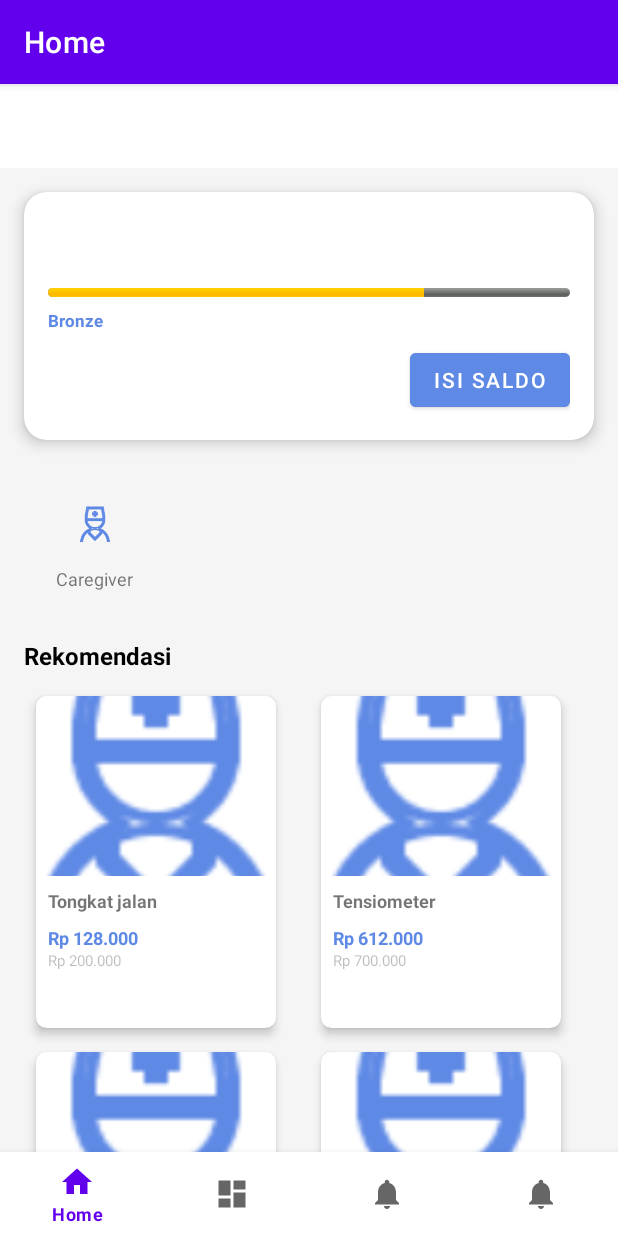
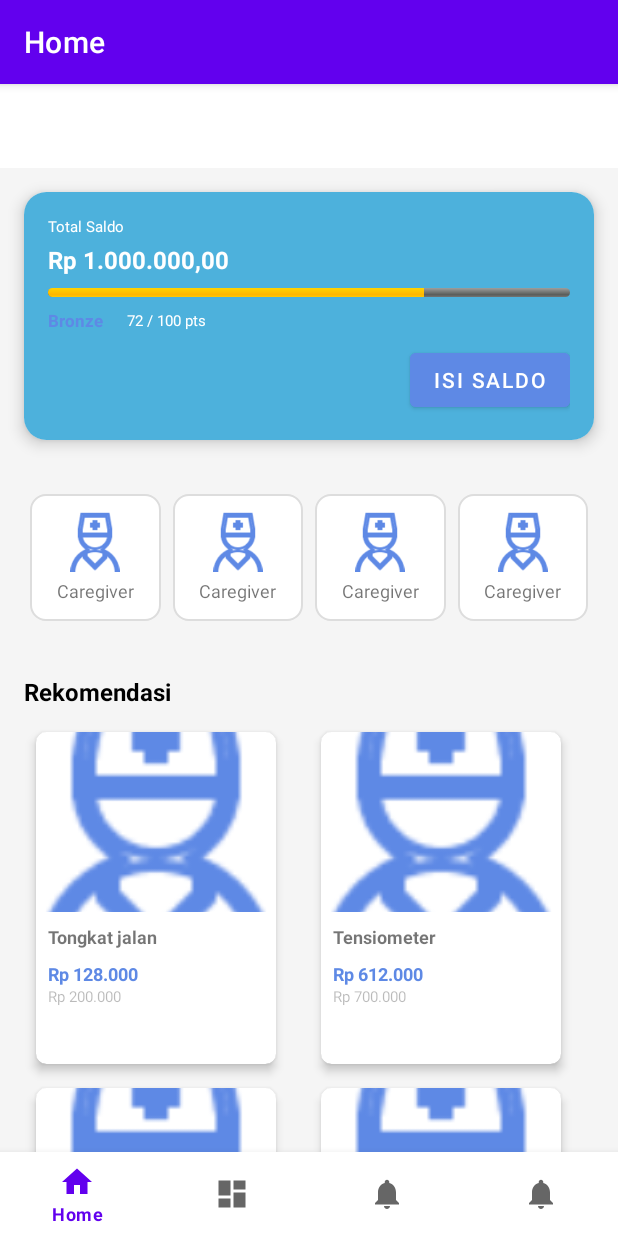
Before and after one commit to Then1ck/OmahCare, an Android app: the screen it shows after launch (MainActivity), on a phone screen of 412 x 824 dp. Run offline under Robolectric (Android 15) with nearby library versions, the phone set to English and light mode, and no system bars; our stand-ins replace navigation-ui.

Commit message:
Home Menus

```diff
--- /dev/null
+++ b/app/src/main/res/drawable/bg_rounded.xml
@@ -0,0 +1,6 @@
+<shape xmlns:android="http://schemas.android.com/apk/res/android"
+    android:shape="rectangle">
+    <solid android:color="#FFFFFF"/>
+    <corners android:radius="10dp"/> <!-- smaller radius -->
+    <stroke android:width="1dp" android:color="#DDDDDD"/>
+</shape>
--- a/app/src/main/res/layout/feature_menu.xml
+++ b/app/src/main/res/layout/feature_menu.xml
@@ -1,24 +1,27 @@
 <?xml version="1.0" encoding="utf-8"?>
-<LinearLayout xmlns:android="http://schemas.android.com/apk/res/android"
+<GridLayout
+    xmlns:android="http://schemas.android.com/apk/res/android"
     android:layout_width="match_parent"
     android:layout_height="wrap_content"
-    android:orientation="horizontal"
-    android:weightSum="4"
+    android:columnCount="4"
+    android:useDefaultMargins="true"
+    android:alignmentMode="alignMargins"
     android:padding="16dp">
 
     <LinearLayout
         android:layout_width="0dp"
         android:layout_height="wrap_content"
-        android:layout_weight="1"
+        android:layout_columnWeight="1"
         android:orientation="vertical"
-        android:gravity="center">
+        android:gravity="center"
+        android:background="@drawable/bg_rounded"
+        android:layout_margin="4dp"
+        android:padding="12dp">
 
         <ImageView
             android:layout_width="48dp"
-            android:layout_height="48dp"
-            android:src="@drawable/img"
-            android:padding="12dp"/>
-<!--        android:background="@drawable/bg_circle"-->
+            android:layout_height="40dp"
+            android:src="@drawable/img"/>
 
         <TextView
             android:layout_width="wrap_content"
@@ -26,8 +29,76 @@
             android:text="Caregiver"
             android:textSize="12sp"
             android:layout_marginTop="4dp"/>
-<!--        android:fontFamily="@font/poppins_medium"-->
     </LinearLayout>
 
-    <!-- Repeat the same block for Home Care, OmahMart, OmahRide -->
-</LinearLayout>
+    <LinearLayout
+        android:layout_width="0dp"
+        android:layout_height="wrap_content"
+        android:layout_columnWeight="1"
+        android:orientation="vertical"
+        android:gravity="center"
+        android:background="@drawable/bg_rounded"
+        android:layout_margin="4dp"
+        android:padding="12dp">
+
+        <ImageView
+            android:layout_width="48dp"
+            android:layout_height="40dp"
+            android:src="@drawable/img"/>
+
+        <TextView
+            android:layout_width="wrap_content"
+            android:layout_height="wrap_content"
+            android:text="Caregiver"
+            android:textSize="12sp"
+            android:layout_marginTop="4dp"/>
+    </LinearLayout>
+
+    <LinearLayout
+        android:layout_width="0dp"
+        android:layout_height="wrap_content"
+        android:layout_columnWeight="1"
+        android:orientation="vertical"
+        android:gravity="center"
+        android:background="@drawable/bg_rounded"
+        android:layout_margin="4dp"
+        android:padding="12dp">
+
+        <ImageView
+            android:layout_width="48dp"
+            android:layout_height="40dp"
+            android:src="@drawable/img"/>
+
+        <TextView
+            android:layout_width="wrap_content"
+            android:layout_height="wrap_content"
+            android:text="Caregiver"
+            android:textSize="12sp"
+            android:layout_marginTop="4dp"/>
+    </LinearLayout>
+
+    <LinearLayout
+        android:layout_width="0dp"
+        android:layout_height="wrap_content"
+        android:layout_columnWeight="1"
+        android:orientation="vertical"
+        android:gravity="center"
+        android:background="@drawable/bg_rounded"
+        android:layout_margin="4dp"
+        android:padding="12dp">
+
+        <ImageView
+            android:layout_width="48dp"
+            android:layout_height="40dp"
+            android:src="@drawable/img"/>
+
+        <TextView
+            android:layout_width="wrap_content"
+            android:layout_height="wrap_content"
+            android:text="Caregiver"
+            android:textSize="12sp"
+            android:layout_marginTop="4dp"/>
+    </LinearLayout>
+    <!-- Repeat for Home Care, OmahMart, OmahRide -->
+
+</GridLayout>
--- a/app/src/main/res/layout/header_balance_card.xml
+++ b/app/src/main/res/layout/header_balance_card.xml
@@ -12,7 +12,8 @@
         android:layout_width="match_parent"
         android:layout_height="wrap_content"
         android:orientation="vertical"
-        android:padding="16dp">
+        android:padding="16dp"
+        android:background="@color/blue">
 
         <TextView
             android:layout_width="wrap_content"
--- a/app/src/main/res/values/colors.xml
+++ b/app/src/main/res/values/colors.xml
@@ -7,4 +7,5 @@
     <color name="teal_700">#FF018786</color>
     <color name="black">#FF000000</color>
     <color name="white">#FFFFFFFF</color>
+    <color name="blue">#4DB1DC</color>
 </resources>
```
